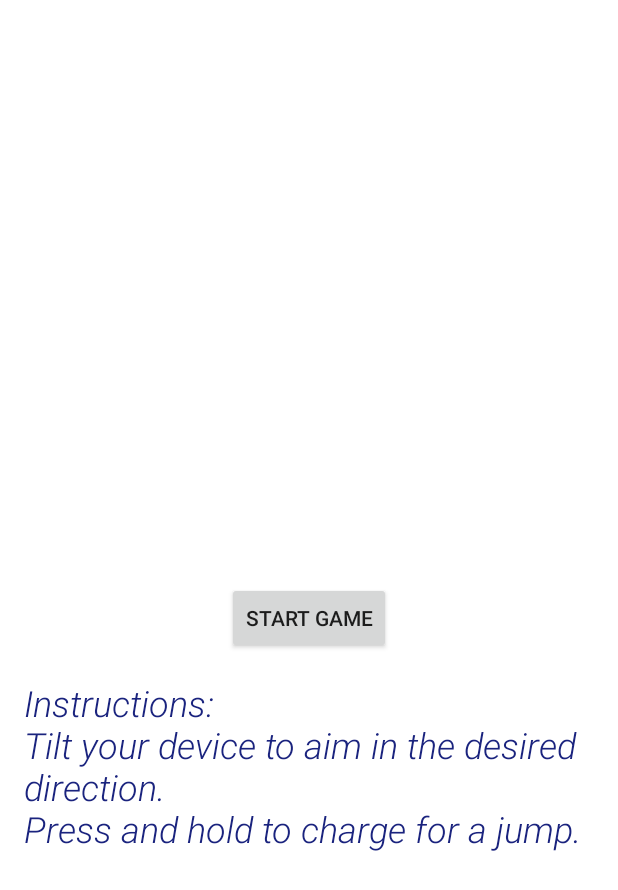
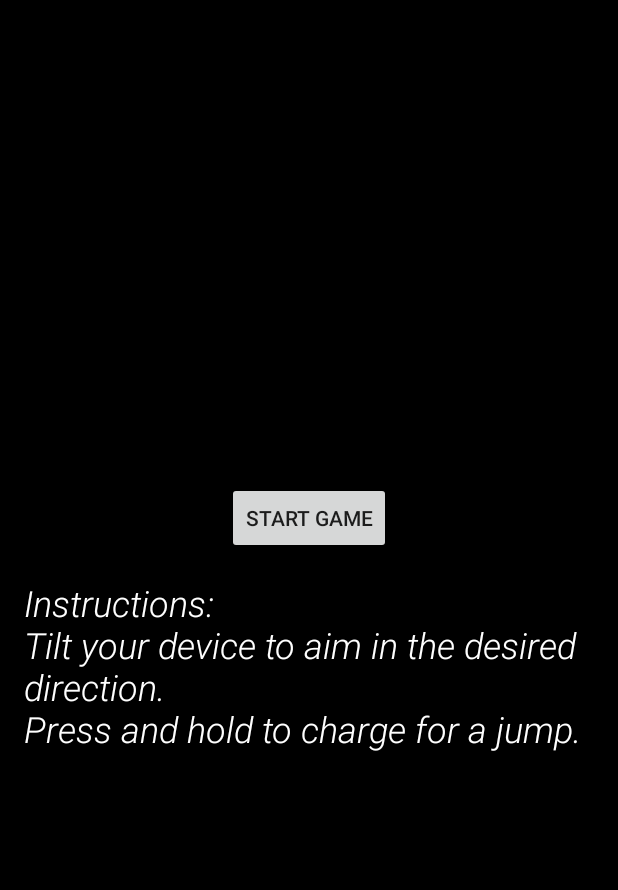
Before and after one commit to rps9/EC_327_Project, an Android app: the screen it shows after launch (StartScreen), on a phone screen of 412 x 824 dp. Shown: the top 890 px of the screen. Run offline under Robolectric (Android 15) with nearby library versions, the phone set to English and light mode, and no system bars.

Commit message:
Update startscreen.xml

```diff
--- a/app/src/main/res/layout/startscreen.xml
+++ b/app/src/main/res/layout/startscreen.xml
@@ -3,6 +3,8 @@
     xmlns:android="http://schemas.android.com/apk/res/android"
     android:layout_width="match_parent"
     android:layout_height="match_parent"
+    android:background="#000000"
+    android:gravity="center"
     android:paddingLeft="16dp"
     android:paddingTop="16dp"
     android:paddingRight="16dp"
@@ -14,7 +16,8 @@
         android:layout_width="wrap_content"
         android:layout_height="wrap_content"
         android:text="Start Game"
-        android:layout_centerInParent="true"/>
+        android:layout_centerHorizontal="true"
+        android:layout_centerVertical="true" />
 
     <TextView
         android:id="@+id/instructionsTextView"
@@ -24,7 +27,7 @@
         android:layout_marginTop="16dp"
         android:text="Instructions: \nTilt your device to aim in the desired direction.\nPress and hold to charge for a jump."
         android:textSize="24sp"
-        android:textColor="#1A237E"
+        android:textColor="#FFFFFF"
         android:layout_centerHorizontal="true"
         android:fontFamily="sans-serif-light"
         android:textStyle="italic" />
```
